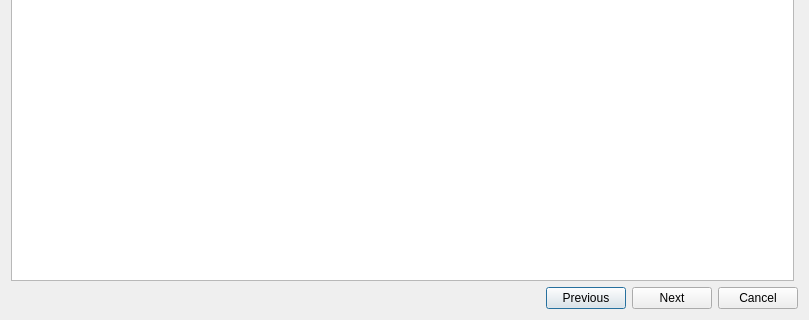
First picture: the form in src/DAGui/Dialog/DADialogChartGuide.ui, repository czyt1988/data-workbench, before the edit; both pictures show x 0 to 809 and y 378 to 698 of the 809 by 698 pixel window.
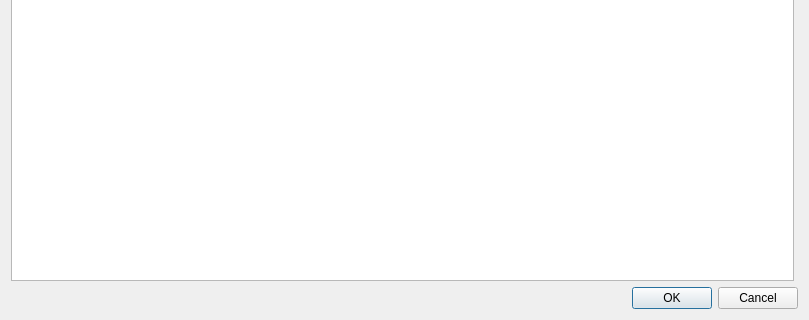
Second picture: the form after the edit. Custom widgets are drawn as their Qt base class.

What changed in the file:
```diff
--- a/src/DAGui/Dialog/DADialogChartGuide.ui
+++ b/src/DAGui/Dialog/DADialogChartGuide.ui
@@ -50,81 +50,20 @@
        </sizepolicy>
       </property>
       <property name="currentIndex">
-       <number>1</number>
+       <number>-1</number>
       </property>
-      <widget class="DA::DAChartAddCurveWidget" name="pageCurve"/>
-      <widget class="DA::DAChartAddBarWidget" name="pageBar"/>
-      <widget class="DA::DAChartAddErrorBarWidget" name="pageErrorBar"/>
-      <widget class="DA::DAChartAddBoxWidget" name="pageBox"/>
      </widget>
     </widget>
    </item>
    <item>
-    <layout class="QHBoxLayout" name="horizontalLayout">
-     <item>
-      <spacer name="horizontalSpacer">
-       <property name="orientation">
-        <enum>Qt::Horizontal</enum>
-       </property>
-       <property name="sizeHint" stdset="0">
-        <size>
-         <width>40</width>
-         <height>20</height>
-        </size>
-       </property>
-      </spacer>
-     </item>
-     <item>
-      <widget class="QPushButton" name="pushButtonPrevious">
-       <property name="text">
-        <string>Previous</string>
-       </property>
-      </widget>
-     </item>
-     <item>
-      <widget class="QPushButton" name="pushButtonNext">
-       <property name="text">
-        <string>Next</string>
-       </property>
-      </widget>
-     </item>
-     <item>
-      <widget class="QPushButton" name="pushButtonCancel">
-       <property name="text">
-        <string>Cancel</string>
-       </property>
-      </widget>
-     </item>
-    </layout>
+    <widget class="QDialogButtonBox" name="buttonBox">
+     <property name="standardButtons">
+      <set>QDialogButtonBox::Cancel|QDialogButtonBox::Ok</set>
+     </property>
+    </widget>
    </item>
   </layout>
  </widget>
- <customwidgets>
-  <customwidget>
-   <class>DA::DAChartAddCurveWidget</class>
-   <extends>QWidget</extends>
-   <header>DAChartAddCurveWidget.h</header>
-   <container>1</container>
-  </customwidget>
-  <customwidget>
-   <class>DA::DAChartAddBarWidget</class>
-   <extends>QWidget</extends>
-   <header>DAChartAddBarWidget.h</header>
-   <container>1</container>
-  </customwidget>
-  <customwidget>
-   <class>DA::DAChartAddErrorBarWidget</class>
-   <extends>QWidget</extends>
-   <header>DAChartAddErrorBarWidget.h</header>
-   <container>1</container>
-  </customwidget>
-  <customwidget>
-   <class>DA::DAChartAddBoxWidget</class>
-   <extends>QWidget</extends>
-   <header>DAChartAddBoxWidget.h</header>
-   <container>1</container>
-  </customwidget>
- </customwidgets>
  <resources/>
  <connections/>
 </ui>
```
Left out of the diff: 35 changed lines with no effect on the pictures.
